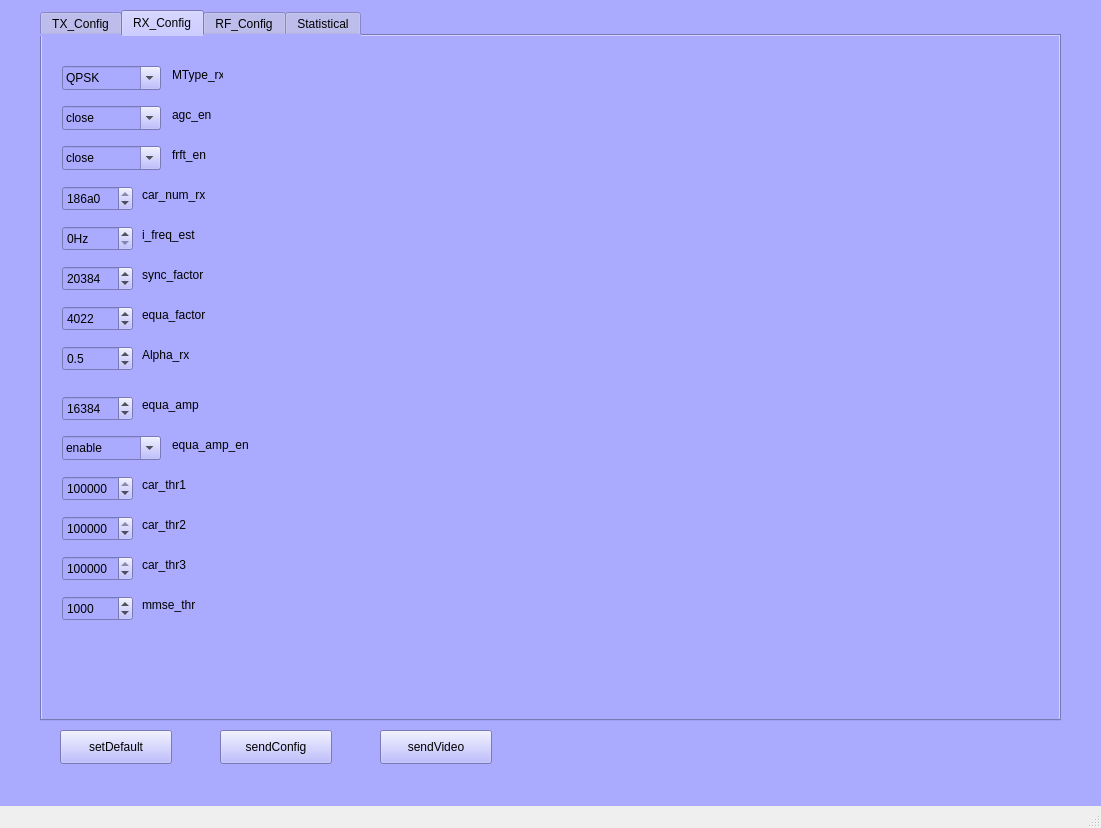
The window that mainWinUI.ui (JackzhangLOVEcode/qtprj2-ver1.0) describes before a commit, drawn with Qt 5.
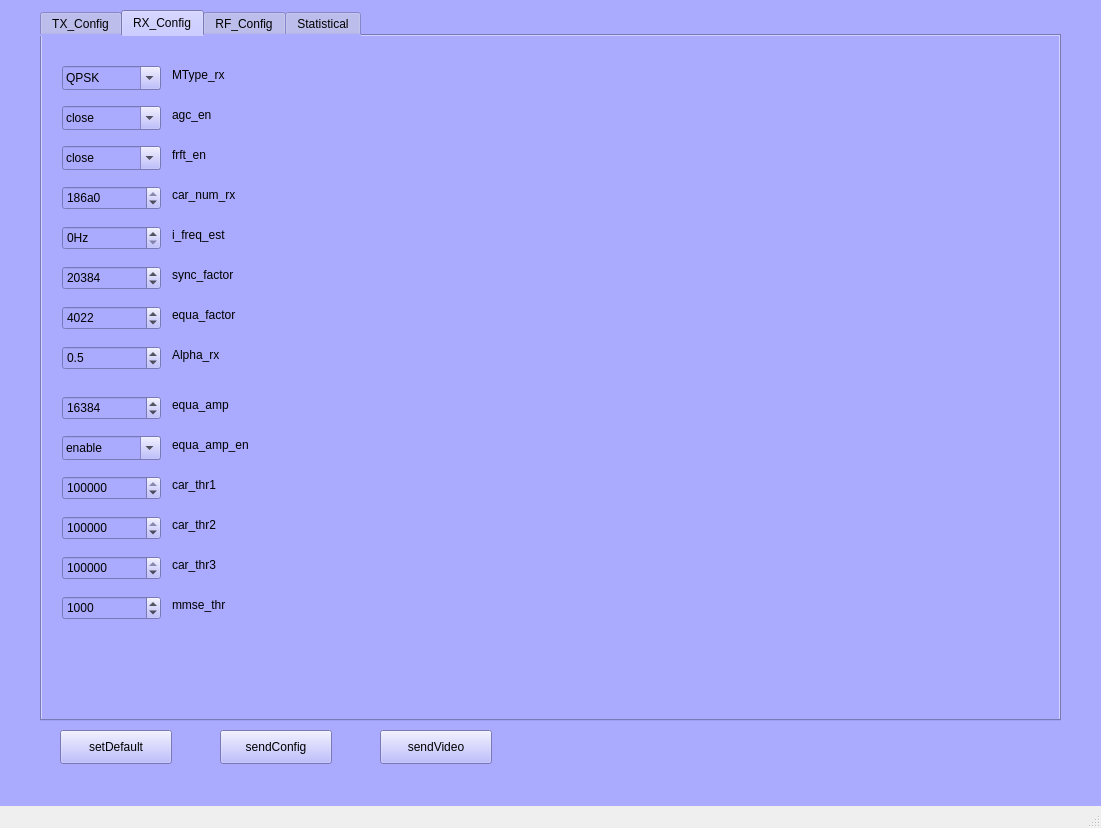
The same window after the commit. The open tabs and pages were chosen to show the change.

Commit message: TX、RX配置下发调试完成，修复发现的bug

```diff
--- a/mainWinUI.ui
+++ b/mainWinUI.ui
@@ -1244,7 +1244,7 @@
        <rect>
         <x>130</x>
         <y>30</y>
-        <width>51</width>
+        <width>80</width>
         <height>18</height>
        </rect>
       </property>
@@ -1384,7 +1384,7 @@
      <widget class="QLabel" name="car_num_rx_label">
       <property name="geometry">
        <rect>
-        <x>100</x>
+        <x>130</x>
         <y>150</y>
         <width>101</width>
         <height>18</height>
@@ -1399,8 +1399,8 @@
        <rect>
         <x>20</x>
         <y>150</y>
-        <width>71</width>
-        <height>25</height>
+        <width>99</width>
+        <height>24</height>
        </rect>
       </property>
       <property name="toolTip">
@@ -1427,8 +1427,8 @@
        <rect>
         <x>20</x>
         <y>190</y>
-        <width>71</width>
-        <height>25</height>
+        <width>99</width>
+        <height>24</height>
        </rect>
       </property>
       <property name="suffix">
@@ -1441,7 +1441,7 @@
      <widget class="QLabel" name="i_freq_est_label">
       <property name="geometry">
        <rect>
-        <x>100</x>
+        <x>130</x>
         <y>190</y>
         <width>101</width>
         <height>18</height>
@@ -1456,8 +1456,8 @@
        <rect>
         <x>20</x>
         <y>230</y>
-        <width>71</width>
-        <height>25</height>
+        <width>99</width>
+        <height>24</height>
        </rect>
       </property>
       <property name="maximum">
@@ -1470,7 +1470,7 @@
      <widget class="QLabel" name="sync_factor_label">
       <property name="geometry">
        <rect>
-        <x>100</x>
+        <x>130</x>
         <y>230</y>
         <width>101</width>
         <height>18</height>
@@ -1483,7 +1483,7 @@
      <widget class="QLabel" name="equa_factor_label">
       <property name="geometry">
        <rect>
-        <x>100</x>
+        <x>130</x>
         <y>270</y>
         <width>101</width>
         <height>18</height>
@@ -1498,8 +1498,8 @@
        <rect>
         <x>20</x>
         <y>270</y>
-        <width>71</width>
-        <height>25</height>
+        <width>99</width>
+        <height>24</height>
        </rect>
       </property>
       <property name="maximum">
@@ -1514,8 +1514,8 @@
        <rect>
         <x>20</x>
         <y>310</y>
-        <width>71</width>
-        <height>25</height>
+        <width>99</width>
+        <height>24</height>
        </rect>
       </property>
       <property name="decimals">
@@ -1534,7 +1534,7 @@
      <widget class="QLabel" name="Alpha_rx_label">
       <property name="geometry">
        <rect>
-        <x>100</x>
+        <x>130</x>
         <y>310</y>
         <width>101</width>
         <height>18</height>
@@ -1592,7 +1592,7 @@
      <widget class="QLabel" name="car_thr1_label">
       <property name="geometry">
        <rect>
-        <x>100</x>
+        <x>130</x>
         <y>440</y>
         <width>101</width>
         <height>18</height>
@@ -1607,8 +1607,8 @@
        <rect>
         <x>20</x>
         <y>440</y>
-        <width>71</width>
-        <height>25</height>
+        <width>99</width>
+        <height>24</height>
        </rect>
       </property>
       <property name="maximum">
@@ -1624,7 +1624,7 @@
      <widget class="QLabel" name="mmse_thr_label">
       <property name="geometry">
        <rect>
-        <x>100</x>
+        <x>130</x>
         <y>560</y>
         <width>101</width>
         <height>18</height>
@@ -1639,8 +1639,8 @@
        <rect>
         <x>20</x>
         <y>560</y>
-        <width>71</width>
-        <height>25</height>
+        <width>99</width>
+        <height>24</height>
        </rect>
       </property>
       <property name="maximum">
@@ -1653,7 +1653,7 @@
      <widget class="QLabel" name="car_thr3_label">
       <property name="geometry">
        <rect>
-        <x>100</x>
+        <x>130</x>
         <y>520</y>
         <width>101</width>
         <height>18</height>
@@ -1668,8 +1668,8 @@
        <rect>
         <x>20</x>
         <y>520</y>
-        <width>71</width>
-        <height>25</height>
+        <width>99</width>
+        <height>24</height>
        </rect>
       </property>
       <property name="maximum">
@@ -1682,7 +1682,7 @@
      <widget class="QLabel" name="car_thr2_label">
       <property name="geometry">
        <rect>
-        <x>100</x>
+        <x>130</x>
         <y>480</y>
         <width>101</width>
         <height>18</height>
@@ -1697,8 +1697,8 @@
        <rect>
         <x>20</x>
         <y>480</y>
-        <width>71</width>
-        <height>25</height>
+        <width>99</width>
+        <height>24</height>
        </rect>
       </property>
       <property name="maximum">
@@ -1711,7 +1711,7 @@
      <widget class="QLabel" name="equa_amp_label">
       <property name="geometry">
        <rect>
-        <x>100</x>
+        <x>130</x>
         <y>360</y>
         <width>101</width>
         <height>18</height>
@@ -1726,8 +1726,8 @@
        <rect>
         <x>20</x>
         <y>360</y>
-        <width>71</width>
-        <height>25</height>
+        <width>99</width>
+        <height>24</height>
        </rect>
       </property>
       <property name="maximum">
```
Left out of the diff: 26 changed lines with no effect on the pictures. The commit also changes 2 other files.
